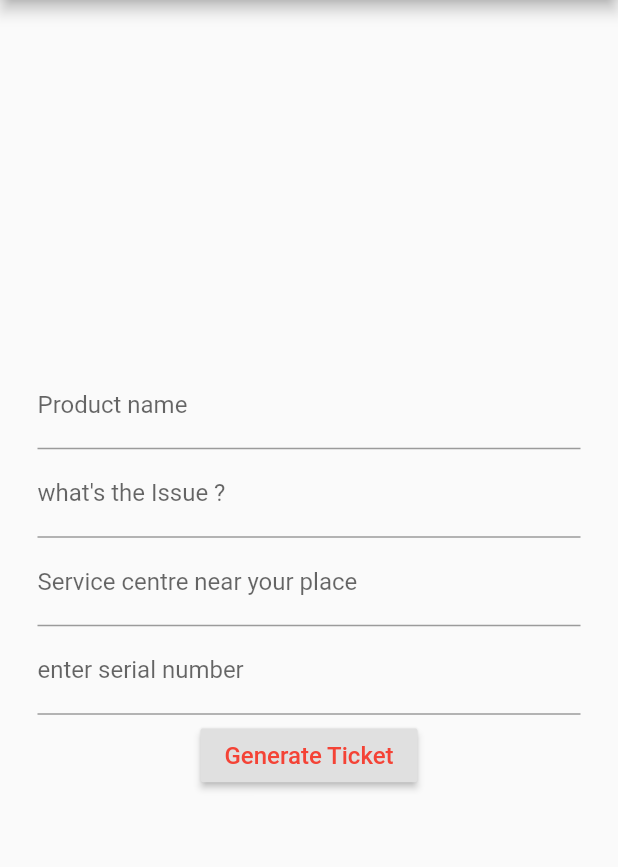
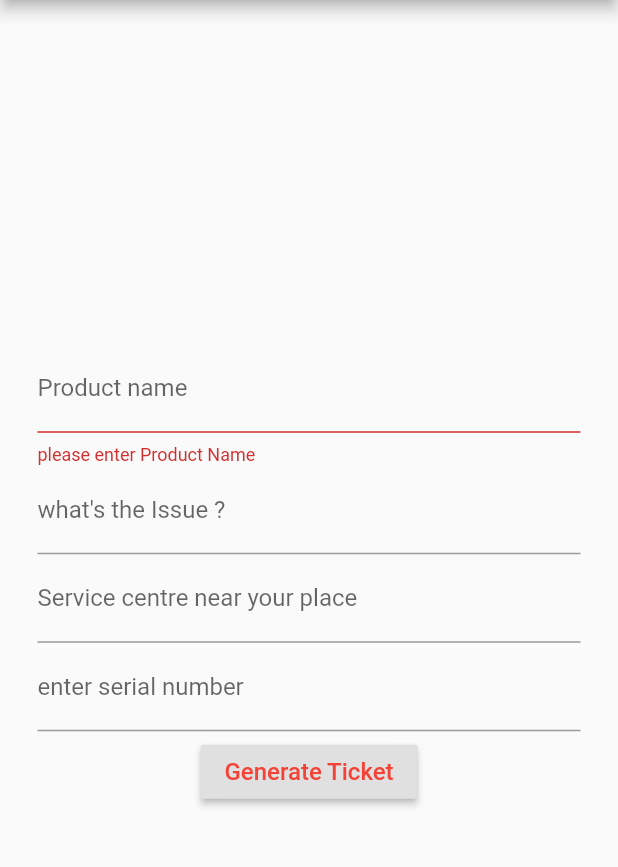
Before and after one commit to INTERNS-LXI-TECHNOLOGIES/Flutter-Workshop, a Flutter app: the FormScreen screen opened by its route, after a tap on "Generate Ticket", on a phone screen of 412 x 824 dp, the part 84-951 px from its top. Run offline on Flutter 3.47's test engine with Material 2 defaults, Android fonts, the phone set to English and light mode, and no system bars.

Commit message:
http://jira.bytatech.com:8080/browse/IN-8137

```diff
--- a/customerApp/lib/src/addComplaint.dart
+++ b/customerApp/lib/src/addComplaint.dart
@@ -10,6 +10,7 @@ class FormScreen extends StatefulWidget {
 
 class FormScreenState extends State<FormScreen> {
   String name;
+
 //  String email;
 //  String password;
 //  String phoneNumber;
@@ -18,29 +19,31 @@ class FormScreenState extends State<FormScreen> {
   Widget buildName() {
     return TextFormField(
       decoration: InputDecoration(labelText: "Product name"),
-//      validator: (String value)(
-//         if(value.isEmpty)(
-//        return "Name is required"
-//      )
-//      )
+      // ignore: missing_return
+      validator: (String value) {
+        if (value.isEmpty) return 'please enter Product Name';
+      },
+      onSaved: (String value) {
+        name = value;
+      },
     );
   }
 
   Widget buildEmail() {
     return TextFormField(
-        decoration: InputDecoration(labelText: "what's the Issue ?"),
+      decoration: InputDecoration(labelText: "what's the Issue ?"),
     );
   }
 
   Widget buildPassWord() {
     return TextFormField(
-        decoration: InputDecoration(labelText: "enter serial number"),
+      decoration: InputDecoration(labelText: "enter serial number"),
     );
   }
 
   Widget buildNumber() {
     return TextFormField(
-        decoration: InputDecoration(labelText: "Service centre near your place"),
+      decoration: InputDecoration(labelText: "Service centre near your place"),
     );
   }
 
@@ -50,6 +53,7 @@ class FormScreenState extends State<FormScreen> {
       body: Container(
         margin: EdgeInsets.all(25),
         child: Form(
+          key: formKey,
           child: Column(
             mainAxisAlignment: MainAxisAlignment.center,
             children: <Widget>[
@@ -57,12 +61,28 @@ class FormScreenState extends State<FormScreen> {
               buildEmail(),
               buildNumber(),
               buildPassWord(),
-              SizedBox(height:3,),
+              SizedBox(
+                height: 3,
+              ),
               RaisedButton(
-                child: Text(
-                  "Generate Ticket", style: TextStyle(color: Colors.red, fontSize: 16),),
-                onPressed: () => (Text("Done")),
-              )
+                  child: Text(
+                    "Generate Ticket",
+                    style: TextStyle(color: Colors.red, fontSize: 16),
+                  ),
+                  onPressed: () {
+                    if (!formKey.currentState.validate()) {
+                       return showAlertDialog(context);
+
+                    } else
+                      // ignore: unnecessary_statements
+                      () {
+                        showAlertDialog(context);
+//                        formKey.currentState.save();
+//                        print(name);
+                      };
+
+                    // formKey.currentState.save()
+                  })
             ],
           ),
         ),
@@ -70,3 +90,12 @@ class FormScreenState extends State<FormScreen> {
     );
   }
 }
+showAlertDialog(BuildContext context) {
+  // Create button
+  Widget okButton = FlatButton(
+    child: Text("OK"),
+    onPressed: () {
+      Navigator.of(context).pop();
+    },
+  );
+}
```
